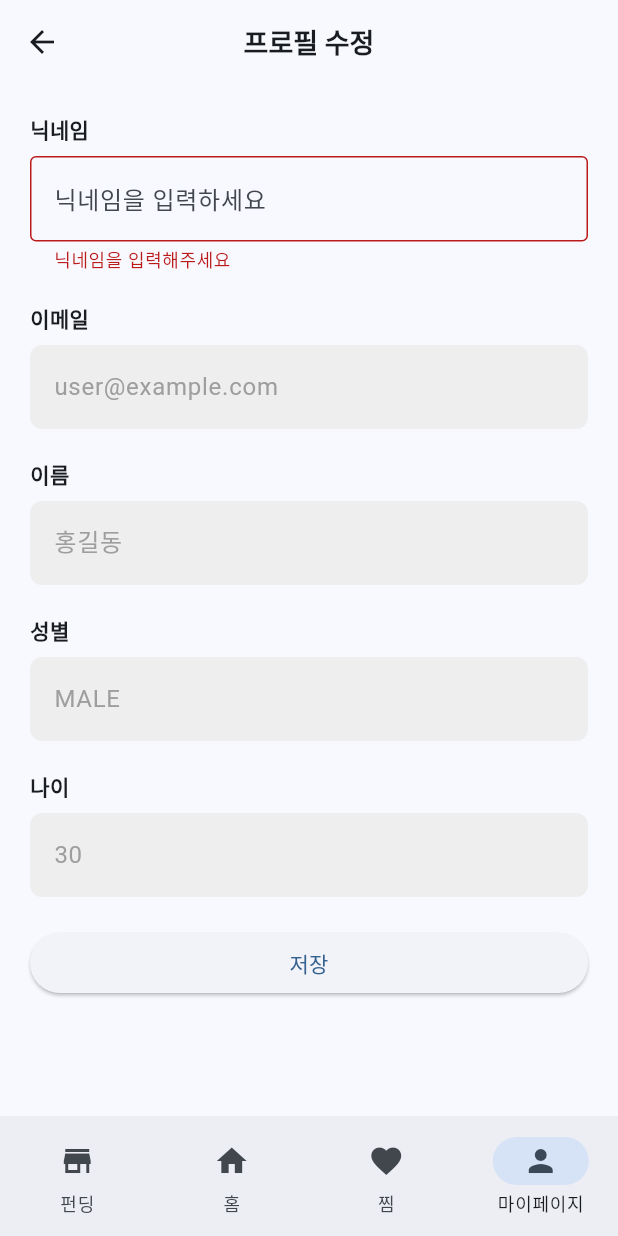
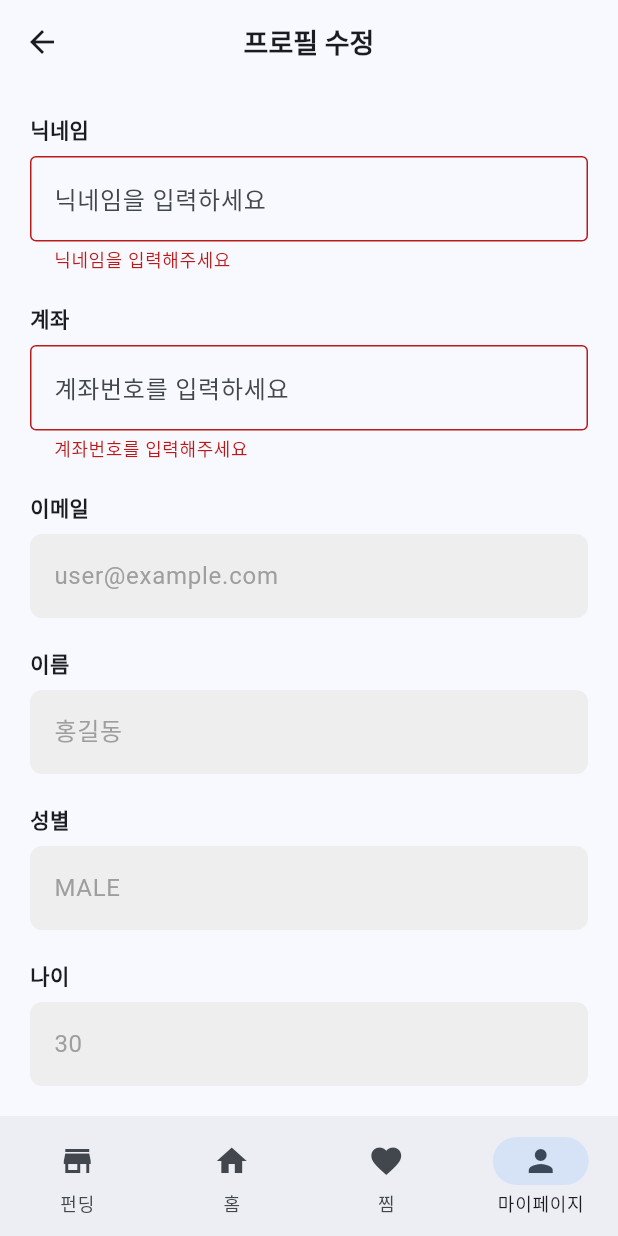
Before and after one commit to zeeeyeon/EcoFundia, a Flutter app: the ProfileEditScreen screen opened by its route, after a tap on "저장", on a phone screen of 412 x 824 dp. Run offline on Flutter 3.47's test engine with Material 3 defaults, Android fonts, the phone set to English and light mode, and no system bars; our stand-ins replace dio, equatable, flutter_riverpod, flutter_secure_storage, go_router, google_fonts and 4 more; accounts and stored records are empty; network calls fail.

Commit message:
[S12P21E206-119] Feat: 프로필 수정 페이지 계좌 등록 기능 구현

```diff
--- a/front/lib/features/mypage/data/models/profile_model.dart
+++ b/front/lib/features/mypage/data/models/profile_model.dart
@@ -4,8 +4,9 @@ class ProfileModel {
   final String name;
   final String nickname;
   final String gender;
+  final String account;
   final int age;
-  final String createdAt;
+  final DateTime createdAt;
 
   ProfileModel({
     required this.userId,
@@ -13,20 +14,50 @@ class ProfileModel {
     required this.name,
     required this.nickname,
     required this.gender,
+    required this.account,
     required this.age,
     required this.createdAt,
   });
 
   factory ProfileModel.fromJson(Map<String, dynamic> json) {
-    final user = json['content']['user'];
     return ProfileModel(
-      userId: user['userId'],
-      email: user['email'],
-      name: user['name'],
-      nickname: user['nickname'],
-      gender: user['gender'],
-      age: user['age'],
-      createdAt: user['createdAt'],
+      userId: json['userId'],
+      email: json['email'],
+      name: json['name'],
+      nickname: json['nickname'],
+      gender: json['gender'],
+      account: json['account'] ?? '',
+      age: json['age'],
+      createdAt: DateTime.parse(json['createdAt']),
+    );
+  }
+
+  Map<String, dynamic> toJson() {
+    return {
+      'userId': userId,
+      'email': email,
+      'name': name,
+      'nickname': nickname,
+      'gender': gender,
+      'account': account,
+      'age': age,
+      'createdAt': createdAt.toIso8601String(),
+    };
+  }
+
+  ProfileModel copyWith({
+    String? nickname,
+    String? account,
+  }) {
+    return ProfileModel(
+      userId: userId,
+      email: email,
+      name: name,
+      nickname: nickname ?? this.nickname,
+      gender: gender,
+      account: account ?? this.account,
+      age: age,
+      createdAt: createdAt,
     );
   }
 }
--- a/front/lib/features/mypage/data/services/profile_service.dart
+++ b/front/lib/features/mypage/data/services/profile_service.dart
@@ -16,11 +16,21 @@ class ProfileService {
           "nickname": "길동이",
           "gender": "MALE",
           "age": 30,
+          "account": "농협 302-1234-5678-91",
           "createdAt": "2025-03-19T12:34:56Z"
         }
       }
     };
 
-    return ProfileModel.fromJson(mockJson);
+    final userJson = mockJson['content']?['user'] as Map<String, dynamic>;
+    return ProfileModel.fromJson(userJson);
+  }
+
+  // 계좌 정보까지 포함한 업데이트 함수 (추후 API 연동 시 사용)
+  Future<void> updateProfile(
+      {required String nickname, required String account}) async {
+    // TODO: 실제 API 연동 예정
+    print('[MOK] 업데이트 요청 - 닉네임: $nickname, 계좌: $account');
+    await Future.delayed(const Duration(milliseconds: 500)); // Mok 응답 시간
   }
 }
--- a/front/lib/features/mypage/ui/pages/profile_edit_screen.dart
+++ b/front/lib/features/mypage/ui/pages/profile_edit_screen.dart
@@ -13,6 +13,8 @@ class ProfileEditScreen extends ConsumerStatefulWidget {
 class _ProfileEditScreenState extends ConsumerState<ProfileEditScreen> {
   final _formKey = GlobalKey<FormState>();
   final TextEditingController _nicknameController = TextEditingController();
+  final TextEditingController _accountController =
+      TextEditingController(); // ✅ 추가
 
   @override
   void initState() {
@@ -23,6 +25,7 @@ class _ProfileEditScreenState extends ConsumerState<ProfileEditScreen> {
         );
     if (profile != null) {
       _nicknameController.text = profile.nickname;
+      _accountController.text = profile.account; // ✅ 계좌 초기화
     }
   }
 
@@ -61,22 +64,41 @@ class _ProfileEditScreenState extends ConsumerState<ProfileEditScreen> {
                   },
                 ),
                 const SizedBox(height: 20),
+
+                // ✅ 계좌 입력란
+                const Text("계좌", style: TextStyle(fontWeight: FontWeight.bold)),
+                const SizedBox(height: 8),
+                TextFormField(
+                  controller: _accountController,
+                  decoration: const InputDecoration(
+                    border: OutlineInputBorder(),
+                    hintText: '계좌번호를 입력하세요',
+                  ),
+                  validator: (value) {
+                    if (value == null || value.isEmpty) {
+                      return '계좌번호를 입력해주세요';
+                    }
+                    return null;
+                  },
+                ),
+                const SizedBox(height: 20),
+
                 _buildReadOnlyField(label: "이메일", value: profile.email),
                 _buildReadOnlyField(label: "이름", value: profile.name),
                 _buildReadOnlyField(label: "성별", value: profile.gender),
                 _buildReadOnlyField(label: "나이", value: profile.age.toString()),
-                // const SizedBox(height: 10),
+
                 ElevatedButton(
-                  onPressed: () {
+                  onPressed: () async {
                     if (_formKey.currentState!.validate()) {
-                      final updatedNickname = _nicknameController.text.trim();
+                      final nickname = _nicknameController.text.trim();
+                      final account = _accountController.text.trim();
 
-                      // ✅ ViewModel 호출 (닉네임 변경)
-                      ref
+                      await ref
                           .read(profileProvider.notifier)
-                          .updateNickname(updatedNickname);
+                          .updateProfile(nickname: nickname, account: account);
 
-                      // ✅ 저장 완료 알림
+                      if (!mounted) return;
                       ScaffoldMessenger.of(context).showSnackBar(
                         const SnackBar(content: Text('프로필이 저장되었습니다')),
                       );
@@ -106,7 +128,7 @@ class _ProfileEditScreenState extends ConsumerState<ProfileEditScreen> {
           TextFormField(
             initialValue: value,
             readOnly: true,
-            style: const TextStyle(color: Colors.grey), // 흐린 텍스트 색상
+            style: const TextStyle(color: Colors.grey),
             decoration: InputDecoration(
               filled: true,
               fillColor: Colors.grey[200],
```
Also changed, not shown: front/lib/features/mypage/data/repositories/profile_repository.dart (+8 -0 lines), front/lib/features/mypage/ui/view_model/profile_view_model.dart (+14 -11 lines).
